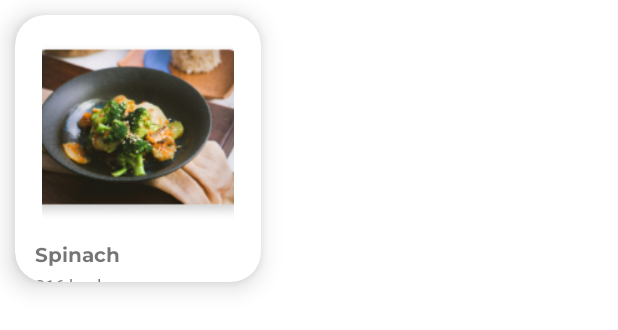
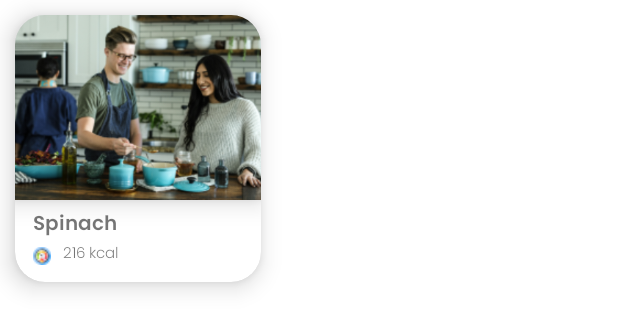
Before and after one commit to fahlisaputra/FitFood, an Android app: the layout food_artikel_row.xml on its own in the app's theme, with its tools: preview values and no code run, on a phone screen of 412 x 824 dp. Shown: the top 330 px of the screen. Run offline under Robolectric (Android 15) with nearby library versions, the phone set to English and light mode, and no system bars.

Commit message:
recommendation layout

```diff
--- a/app/src/main/res/layout/artikel_row.xml
+++ b/app/src/main/res/layout/artikel_row.xml
@@ -48,6 +48,5 @@
             app:layout_constraintTop_toTopOf="parent"
             app:srcCompat="@drawable/icon_hidupsehat" />
 
-
     </androidx.constraintlayout.widget.ConstraintLayout>
 </androidx.cardview.widget.CardView>
--- a/app/src/main/res/layout/food_artikel_row.xml
+++ b/app/src/main/res/layout/food_artikel_row.xml
@@ -14,41 +14,51 @@
         android:layout_width="match_parent"
         android:layout_height="match_parent">
 
+        <com.google.android.material.imageview.ShapeableImageView
+            android:id="@+id/imgfooddummy"
+            android:layout_width="match_parent"
+            android:layout_height="123dp"
+            android:scaleType="centerCrop"
+            android:elevation="10dp"
+            app:layout_constraintEnd_toEndOf="parent"
+            app:layout_constraintHorizontal_bias="1.0"
+            app:layout_constraintStart_toStartOf="parent"
+            app:layout_constraintTop_toTopOf="parent"
+            tools:src="@drawable/img_artikel_dummy" />
 
         <TextView
             android:id="@+id/dummyfoodname"
-            style="@style/SubHeading2_Bold"
-            android:layout_width="138dp"
-            android:layout_height="22dp"
+            style="@style/SubHeading2_Poppins_SemiBold"
+            android:layout_width="match_parent"
+            android:layout_height="wrap_content"
             android:layout_marginHorizontal="12dp"
-            android:layout_marginTop="12dp"
+            android:layout_marginTop="5dp"
             android:text="@string/dummy_food_name"
             app:layout_constraintEnd_toEndOf="parent"
             app:layout_constraintHorizontal_bias="0.567"
             app:layout_constraintStart_toStartOf="parent"
             app:layout_constraintTop_toBottomOf="@+id/imgfooddummy" />
 
-        <com.google.android.material.imageview.ShapeableImageView
-            android:id="@+id/imgfooddummy"
-            android:layout_width="match_parent"
-            android:layout_height="120dp"
-            android:scaleType="centerCrop"
-            android:layout_margin="18dp"
-            app:layout_constraintEnd_toEndOf="parent"
-            app:layout_constraintHorizontal_bias="1.0"
-            app:layout_constraintStart_toStartOf="parent"
-            app:layout_constraintTop_toTopOf="parent"
-            tools:src="@drawable/img_food_dummy" />
+
+
+        <ImageView
+            android:id="@+id/imageView19"
+            android:layout_width="wrap_content"
+            android:layout_height="wrap_content"
+            android:src="@drawable/ic_calorie"
+            android:layout_marginTop="3dp"
+            app:layout_constraintStart_toStartOf="@+id/dummyfoodname"
+            app:layout_constraintTop_toBottomOf="@+id/dummyfoodname" />
 
         <TextView
             android:id="@+id/foodKcal"
-            style="@style/Body1_Regular"
+            style="@style/Body2_Poppins_Light"
             android:layout_width="wrap_content"
             android:layout_height="wrap_content"
             android:text="@string/dummy_food_calories"
-            app:layout_constraintStart_toStartOf="@+id/dummyfoodname"
+            android:layout_marginStart="8dp"
+            app:layout_constraintStart_toEndOf="@+id/imageView19"
             app:layout_constraintTop_toBottomOf="@+id/dummyfoodname" />
-
 
     </androidx.constraintlayout.widget.ConstraintLayout>
 </androidx.cardview.widget.CardView>
--- a/app/src/main/res/layout/toolbar.xml
+++ b/app/src/main/res/layout/toolbar.xml
@@ -14,14 +14,14 @@
             android:layout_width="wrap_content"
             android:layout_height="wrap_content"
             android:paddingStart="16dp"
-            android:src="@drawable/ic_arrow_back" />
+            android:src="@drawable/ic_back" />
 
         <TextView
             android:id="@+id/title_toolbar"
             android:layout_width="match_parent"
             android:layout_height="wrap_content"
-            android:textAlignment="center"
-            android:layout_marginStart="-42dp"
+            android:layout_marginStart="32dp"
+            android:layout_marginEnd="32dp"
             android:layout_toEndOf="@+id/btn_back"
             android:fontFamily="@font/montserrat_bold"
             android:text="@{toolbar_title}"
--- a/app/src/main/res/values/strings.xml
+++ b/app/src/main/res/values/strings.xml
@@ -182,5 +182,6 @@
     <string name="try_now">Try Now</string>
     <string name="see_more">See more...</string>
     <string name="article_date">17, Juli 2024</string>
+    <string name="_5000_langkah_perhari">5000 Langkah Perhari</string>
 
 </resources>
```
Also changed, not shown: app/src/main/java/com/example/fitfoood/view/artikel/ArtikelActivity.kt (+8 -8 lines), app/src/main/res/layout/wo_row.xml (+17 -10 lines), app/src/main/res/drawable/ic_calorie.png (added), app/src/main/res/drawable/img_food.jpeg (added), 1 other file.
